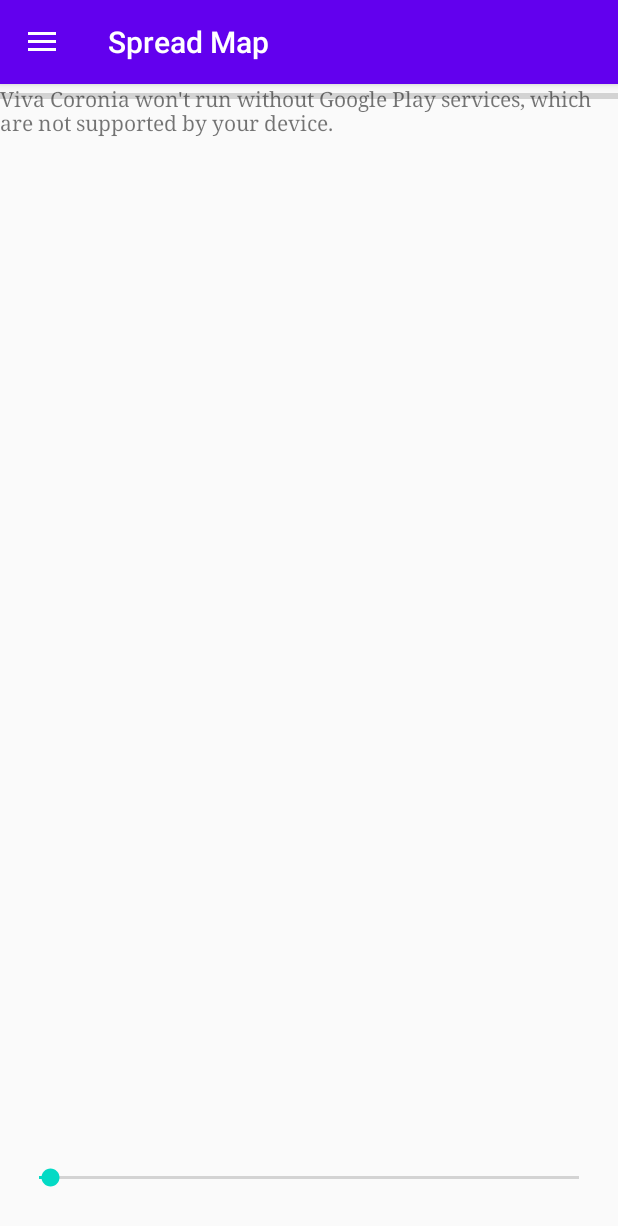
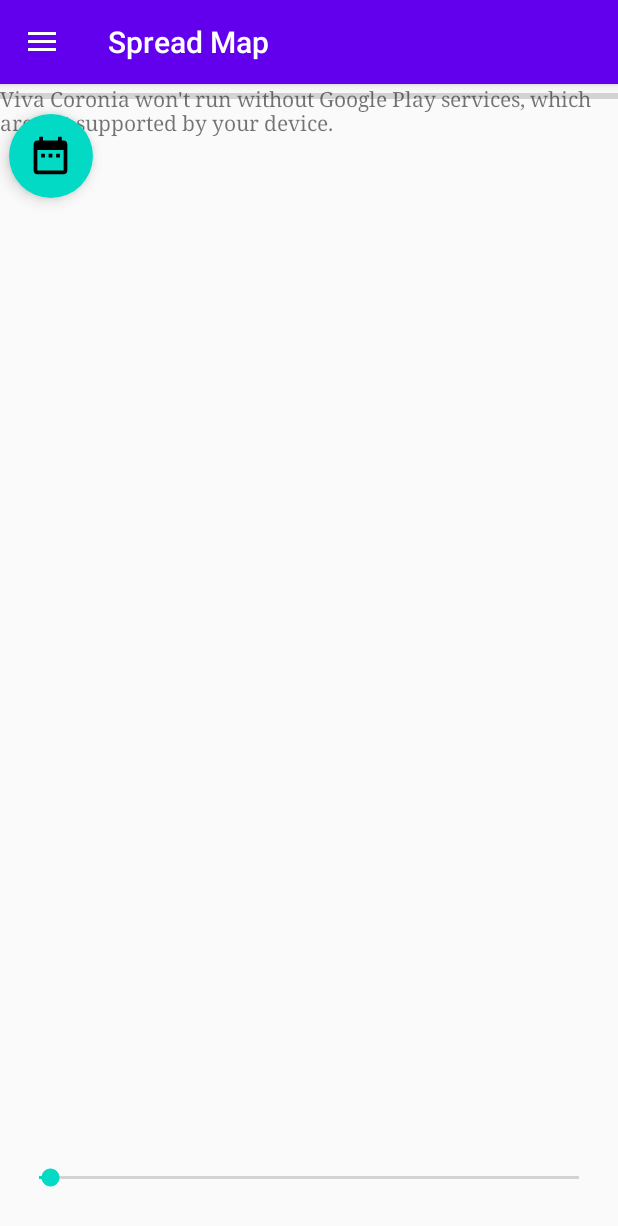
Before and after one commit to ckuessner/vivacoronia-frontend, an Android app: the SpreadMapFragment screen opened through its navigation route, on a phone screen of 412 x 824 dp. Shown: the top 1226 px of the screen. Run offline under Robolectric (Android 15) with nearby library versions, the phone set to English and light mode, and no system bars; our stand-ins replace Volley, data binding, navigation-ui; libraries missing offline, so code that uses them is left out: com.jakewharton.threetenabp; 1 statement that could not run was skipped.

Commit message:
Added date filtering to spreadmap, only shows user with contacts

```diff
--- a/VivaCoronia/app/src/main/java/de/tudarmstadt/iptk/foxtrot/vivacoronia/clients/LocationApiClient.kt
+++ b/VivaCoronia/app/src/main/java/de/tudarmstadt/iptk/foxtrot/vivacoronia/clients/LocationApiClient.kt
@@ -204,13 +204,15 @@ object LocationApiClient : ApiBaseClient() {
         return parseGeoJSONForOneID(responseFuture.get().toString())
     }
 
-    fun getPositionsFromServer(context: Context, location: LatLng, distance: Int, onErrorCallback: ((error: VolleyError) -> Unit)): MutableMap<String, List<Location>>{
+    fun getPositionsFromServer(context: Context, location: LatLng, distance: Int, startTime: Date, endTime: Date, onErrorCallback: ((error: VolleyError) -> Unit)): MutableMap<String, List<Location>>{
         val requestQueue = getRequestQueue(context) ?: return HashMap()
         val responseFuture = RequestFuture.newFuture<JSONArray>()
         val requestUrl = Uri.parse(getEndpoint()).buildUpon()
             .appendQueryParameter("latitude", location.latitude.toString())
             .appendQueryParameter("longitude", location.longitude.toString())
             .appendQueryParameter("distance", distance.toString())
+            .appendQueryParameter("start", startTime.toString())
+            .appendQueryParameter("end", endTime.toString())
             .build().toString()
 
         val request = JsonArrayJWT(requestUrl, responseFuture, Response.ErrorListener { onErrorCallback(it) }, context, true)
--- a/VivaCoronia/app/src/main/res/layout/fragment_spread_map.xml
+++ b/VivaCoronia/app/src/main/res/layout/fragment_spread_map.xml
@@ -24,6 +24,20 @@
         android:layout_alignParentTop="true"
         style="@style/Widget.AppCompat.ProgressBar.Horizontal"/>
 
+    <com.google.android.material.floatingactionbutton.ExtendedFloatingActionButton
+        android:id="@+id/date_picker_btn"
+        style="@style/Widget.MaterialComponents.ExtendedFloatingActionButton"
+        android:layout_width="80dp"
+        android:layout_height="111dp"
+        android:layout_alignParentStart="true"
+        android:layout_alignParentTop="true"
+        android:layout_gravity="top"
+        android:layout_marginStart="6dp"
+        android:layout_marginTop="20dp"
+        android:contentDescription="@string/select_date_range"
+        app:icon="@drawable/ic_baseline_date_range_24"
+        app:iconSize="30dp" />
+
     <LinearLayout
         android:layout_width="match_parent"
         android:layout_height="wrap_content"
```
Also changed, not shown: VivaCoronia/app/src/main/java/de/tudarmstadt/iptk/foxtrot/vivacoronia/spreadMap/SpreadMapFragment.kt (+49 -16 lines).
